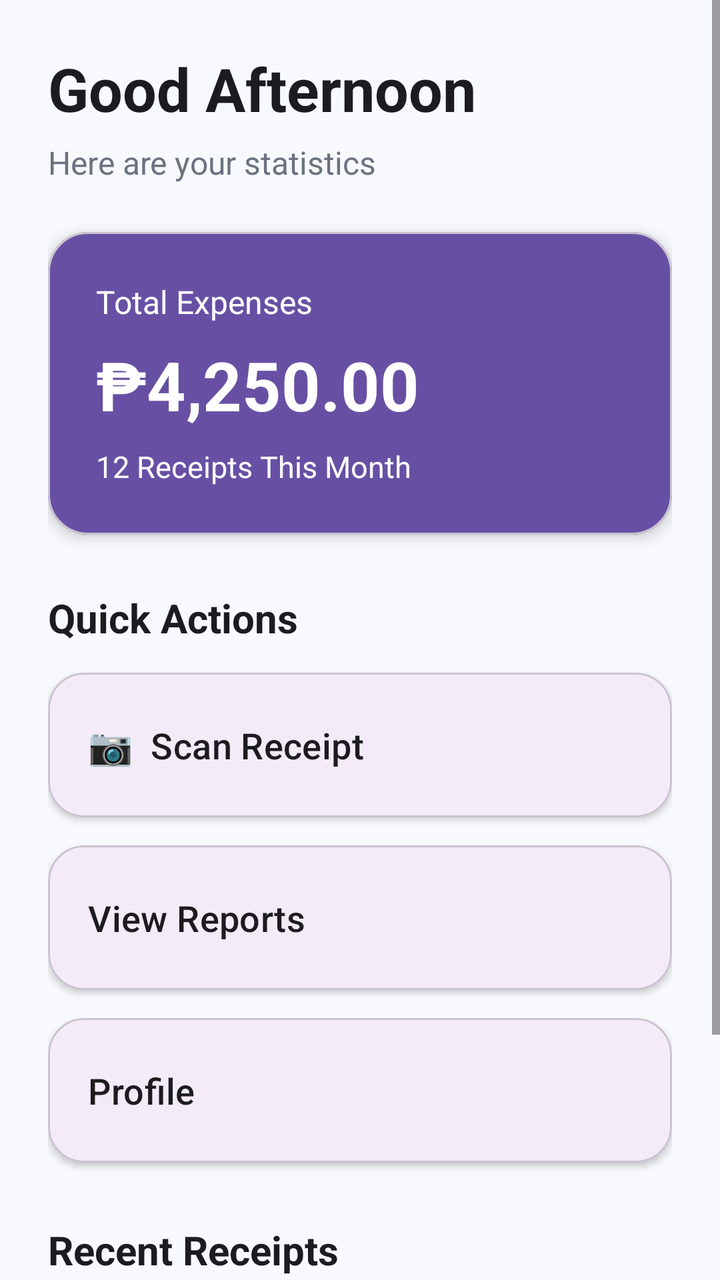
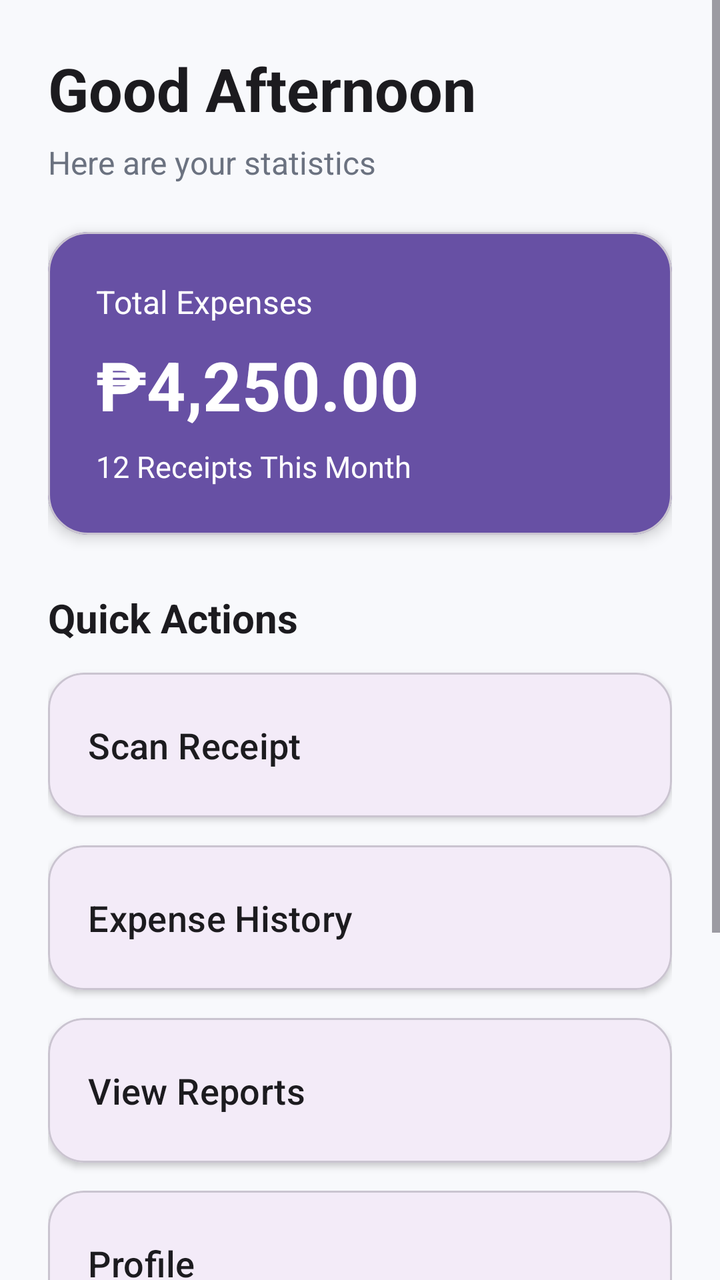

Before-and-after screenshots of an Android layout around one commit, followed by the original layout XML and the change that was made.
<!-- AndroidManifest.xml: application theme Theme.MOBDEVE_MCO -->
<!-- res/layout/dashboard_activity.xml -->
<?xml version="1.0" encoding="utf-8"?>
<ScrollView xmlns:android="http://schemas.android.com/apk/res/android"
    xmlns:app="http://schemas.android.com/apk/res-auto"
    android:layout_width="match_parent"
    android:layout_height="match_parent"
    android:background="@color/background">

    <LinearLayout
        android:layout_width="match_parent"
        android:layout_height="wrap_content"
        android:orientation="vertical"
        android:padding="24dp">

        

        <TextView
            android:layout_width="wrap_content"
            android:layout_height="wrap_content"
            android:text="Good Afternoon"
            android:textColor="@color/textPrimary"
            android:textSize="30sp"
            android:textStyle="bold" />

        <TextView
            android:layout_width="wrap_content"
            android:layout_height="wrap_content"
            android:text="Here are your statistics"
            android:textColor="@color/textSecondary"
            android:textSize="16sp"
            android:layout_marginTop="6dp"
            android:layout_marginBottom="24dp"/>

        

        <com.google.android.material.card.MaterialCardView
            android:layout_width="match_parent"
            android:layout_height="wrap_content"
            app:cardCornerRadius="20dp"
            app:cardElevation="4dp"
            app:cardBackgroundColor="@color/primary">

            <LinearLayout
                android:layout_width="match_parent"
                android:layout_height="wrap_content"
                android:orientation="vertical"
                android:padding="24dp">

                <TextView
                    android:layout_width="wrap_content"
                    android:layout_height="wrap_content"
                    android:text="Total Expenses"
                    android:textColor="@android:color/white"
                    android:textSize="16sp"/>

                <TextView
                    android:layout_width="wrap_content"
                    android:layout_height="wrap_content"
                    android:text="₱4,250.00"
                    android:textColor="@android:color/white"
                    android:textSize="34sp"
                    android:textStyle="bold"
                    android:layout_marginTop="8dp"/>

                <TextView
                    android:layout_width="wrap_content"
                    android:layout_height="wrap_content"
                    android:text="12 Receipts This Month"
                    android:textColor="@android:color/white"
                    android:textSize="15sp"
                    android:layout_marginTop="8dp"/>

            </LinearLayout>

        </com.google.android.material.card.MaterialCardView>

        

        <TextView
            android:layout_width="wrap_content"
            android:layout_height="wrap_content"
            android:text="Quick Actions"
            android:textSize="20sp"
            android:textStyle="bold"
            android:textColor="@color/textPrimary"
            android:layout_marginTop="28dp"
            android:layout_marginBottom="14dp"/>

        

        <com.google.android.material.card.MaterialCardView
            android:layout_width="match_parent"
            android:layout_height="wrap_content"
            android:layout_marginBottom="14dp"
            app:cardCornerRadius="18dp"
            app:cardElevation="2dp">

            <Button
                android:id="@+id/btnScanReceipt"
                android:layout_width="match_parent"
                android:layout_height="wrap_content"
                android:background="@android:color/transparent"
                android:padding="20dp"
                android:text="📷  Scan Receipt"
                android:textAlignment="viewStart"
                android:textAllCaps="false"
                android:textColor="@color/textPrimary"
                android:textSize="18sp"/>

        </com.google.android.material.card.MaterialCardView>

        

        <com.google.android.material.card.MaterialCardView
            android:layout_width="match_parent"
            android:layout_height="wrap_content"
            android:layout_marginBottom="14dp"
            app:cardCornerRadius="18dp"
            app:cardElevation="2dp">

            <Button
                android:id="@+id/btnReports"
                android:layout_width="match_parent"
                android:layout_height="wrap_content"
                android:background="@android:color/transparent"
                android:padding="20dp"
                android:text="View Reports"
                android:textAlignment="viewStart"
                android:textAllCaps="false"
                android:textColor="@color/textPrimary"
                android:textSize="18sp"/>

        </com.google.android.material.card.MaterialCardView>

        

        <com.google.android.material.card.MaterialCardView
            android:layout_width="match_parent"
            android:layout_height="wrap_content"
            app:cardCornerRadius="18dp"
            app:cardElevation="2dp">

            <Button
                android:id="@+id/btnProfile"
                android:layout_width="match_parent"
                android:layout_height="wrap_content"
                android:background="@android:color/transparent"
                android:padding="20dp"
                android:text="Profile"
                android:textAlignment="viewStart"
                android:textAllCaps="false"
                android:textColor="@color/textPrimary"
                android:textSize="18sp"/>

        </com.google.android.material.card.MaterialCardView>

        

        <TextView
            android:layout_width="wrap_content"
            android:layout_height="wrap_content"
            android:text="Recent Receipts"
            android:textColor="@color/textPrimary"
            android:textSize="20sp"
            android:textStyle="bold"
            android:layout_marginTop="30dp"
            android:layout_marginBottom="12dp"/>

        <com.google.android.material.card.MaterialCardView
            android:layout_width="match_parent"
            android:layout_height="wrap_content"
            app:cardCornerRadius="16dp"
            app:cardElevation="2dp">

            <LinearLayout
                android:layout_width="match_parent"
                android:layout_height="wrap_content"
                android:orientation="vertical"
                android:padding="18dp">

                <TextView
                    android:layout_width="wrap_content"
                    android:layout_height="wrap_content"
                    android:text="Jollibee"
                    android:textStyle="bold"
                    android:textSize="18sp"/>

                <TextView
                    android:layout_width="wrap_content"
                    android:layout_height="wrap_content"
                    android:text="Food • Today"
                    android:textColor="@color/textSecondary"
                    android:layout_marginTop="4dp"/>

                <TextView
                    android:layout_width="wrap_content"
                    android:layout_height="wrap_content"
                    android:text="₱250.00"
                    android:textStyle="bold"
                    android:textSize="18sp"
                    android:layout_marginTop="10dp"/>

            </LinearLayout>

        </com.google.android.material.card.MaterialCardView>

    </LinearLayout>

</ScrollView>
<!-- resources referenced by this layout -->
<resources>
  <color name="background">#F8F9FC</color>
  <color name="primary">#6750A4</color>
  <color name="textPrimary">#1C1B1F</color>
  <color name="textSecondary">#6B7280</color>
  <style name="Theme.MOBDEVE_MCO" parent="Base.Theme.MOBDEVE_MCO" />
  <style name="Base.Theme.MOBDEVE_MCO" parent="Theme.Material3.DayNight.NoActionBar">
          
          
      </style>
</resources>

<!-- the commit's change to res/layout/dashboard_activity.xml (unified diff, before → after) -->
@@ -11,8 +11,6 @@
         android:orientation="vertical"
         android:padding="24dp">
 
-        
-
         <TextView
             android:layout_width="wrap_content"
             android:layout_height="wrap_content"
@@ -24,20 +22,19 @@
         <TextView
             android:layout_width="wrap_content"
             android:layout_height="wrap_content"
+            android:layout_marginTop="6dp"
+            android:layout_marginBottom="24dp"
             android:text="Here are your statistics"
             android:textColor="@color/textSecondary"
-            android:textSize="16sp"
-            android:layout_marginTop="6dp"
-            android:layout_marginBottom="24dp"/>
+            android:textSize="16sp" />
 
         
-
-        <com.google.android.material.card.MaterialCardView
-            android:layout_width="match_parent"
-            android:layout_height="wrap_content"
+        <com.google.android.material.card.MaterialCardView
+            android:layout_width="match_parent"
+            android:layout_height="wrap_content"
+            app:cardBackgroundColor="@color/primary"
             app:cardCornerRadius="20dp"
-            app:cardElevation="4dp"
-            app:cardBackgroundColor="@color/primary">
+            app:cardElevation="4dp">
 
             <LinearLayout
                 android:layout_width="match_parent"
@@ -50,42 +47,36 @@
                     android:layout_height="wrap_content"
                     android:text="Total Expenses"
                     android:textColor="@android:color/white"
-                    android:textSize="16sp"/>
-
-                <TextView
-                    android:layout_width="wrap_content"
-                    android:layout_height="wrap_content"
-                    android:text="₱4,250.00"
+                    android:textSize="16sp" />
+
+                <TextView
+                    android:layout_width="wrap_content"
+                    android:layout_height="wrap_content"
+                    android:layout_marginTop="8dp"
+                    android:text="&#8369;4,250.00"
                     android:textColor="@android:color/white"
                     android:textSize="34sp"
-                    android:textStyle="bold"
-                    android:layout_marginTop="8dp"/>
-
-                <TextView
-                    android:layout_width="wrap_content"
-                    android:layout_height="wrap_content"
+                    android:textStyle="bold" />
+
+                <TextView
+                    android:layout_width="wrap_content"
+                    android:layout_height="wrap_content"
+                    android:layout_marginTop="8dp"
                     android:text="12 Receipts This Month"
                     android:textColor="@android:color/white"
-                    android:textSize="15sp"
-                    android:layout_marginTop="8dp"/>
-
+                    android:textSize="15sp" />
             </LinearLayout>
-
-        </com.google.android.material.card.MaterialCardView>
-
-        
-
-        <TextView
-            android:layout_width="wrap_content"
-            android:layout_height="wrap_content"
+        </com.google.android.material.card.MaterialCardView>
+
+        <TextView
+            android:layout_width="wrap_content"
+            android:layout_height="wrap_content"
+            android:layout_marginTop="28dp"
+            android:layout_marginBottom="14dp"
             android:text="Quick Actions"
+            android:textColor="@color/textPrimary"
             android:textSize="20sp"
-            android:textStyle="bold"
-            android:textColor="@color/textPrimary"
-            android:layout_marginTop="28dp"
-            android:layout_marginBottom="14dp"/>
-
-        
+            android:textStyle="bold" />
 
         <com.google.android.material.card.MaterialCardView
             android:layout_width="match_parent"
@@ -100,15 +91,32 @@
                 android:layout_height="wrap_content"
                 android:background="@android:color/transparent"
                 android:padding="20dp"
-                android:text="📷  Scan Receipt"
-                android:textAlignment="viewStart"
-                android:textAllCaps="false"
-                android:textColor="@color/textPrimary"
-                android:textSize="18sp"/>
-
-        </com.google.android.material.card.MaterialCardView>
-
-        
+                android:text="Scan Receipt"
+                android:textAlignment="viewStart"
+                android:textAllCaps="false"
+                android:textColor="@color/textPrimary"
+                android:textSize="18sp" />
+        </com.google.android.material.card.MaterialCardView>
+
+        <com.google.android.material.card.MaterialCardView
+            android:layout_width="match_parent"
+            android:layout_height="wrap_content"
+            android:layout_marginBottom="14dp"
+            app:cardCornerRadius="18dp"
+            app:cardElevation="2dp">
+
+            <Button
+                android:id="@+id/btnExpenseHistory"
+                android:layout_width="match_parent"
+                android:layout_height="wrap_content"
+                android:background="@android:color/transparent"
+                android:padding="20dp"
+                android:text="Expense History"
+                android:textAlignment="viewStart"
+                android:textAllCaps="false"
+                android:textColor="@color/textPrimary"
+                android:textSize="18sp" />
+        </com.google.android.material.card.MaterialCardView>
 
         <com.google.android.material.card.MaterialCardView
             android:layout_width="match_parent"
@@ -127,11 +135,8 @@
                 android:textAlignment="viewStart"
                 android:textAllCaps="false"
                 android:textColor="@color/textPrimary"
-                android:textSize="18sp"/>
-
-        </com.google.android.material.card.MaterialCardView>
-
-        
+                android:textSize="18sp" />
+        </com.google.android.material.card.MaterialCardView>
 
         <com.google.android.material.card.MaterialCardView
             android:layout_width="match_parent"
@@ -149,22 +154,20 @@
                 android:textAlignment="viewStart"
                 android:textAllCaps="false"
                 android:textColor="@color/textPrimary"
-                android:textSize="18sp"/>
-
-        </com.google.android.material.card.MaterialCardView>
-
-        
-
-        <TextView
-            android:layout_width="wrap_content"
-            android:layout_height="wrap_content"
+                android:textSize="18sp" />
+        </com.google.android.material.card.MaterialCardView>
+
+        <TextView
+            android:layout_width="wrap_content"
+            android:layout_height="wrap_content"
+            android:layout_marginTop="30dp"
+            android:layout_marginBottom="12dp"
             android:text="Recent Receipts"
             android:textColor="@color/textPrimary"
             android:textSize="20sp"
-            android:textStyle="bold"
-            android:layout_marginTop="30dp"
-            android:layout_marginBottom="12dp"/>
-
+            android:textStyle="bold" />
+
+        
         <com.google.android.material.card.MaterialCardView
             android:layout_width="match_parent"
             android:layout_height="wrap_content"
@@ -181,28 +184,24 @@
                     android:layout_width="wrap_content"
                     android:layout_height="wrap_content"
                     android:text="Jollibee"
-                    android:textStyle="bold"
-                    android:textSize="18sp"/>
-
-                <TextView
-                    android:layout_width="wrap_content"
-                    android:layout_height="wrap_content"
-                    android:text="Food • Today"
-                    android:textColor="@color/textSecondary"
-                    android:layout_marginTop="4dp"/>
-
-                <TextView
-                    android:layout_width="wrap_content"
-                    android:layout_height="wrap_content"
-                    android:text="₱250.00"
-                    android:textStyle="bold"
                     android:textSize="18sp"
-                    android:layout_marginTop="10dp"/>
-
+                    android:textStyle="bold" />
+
+                <TextView
+                    android:layout_width="wrap_content"
+                    android:layout_height="wrap_content"
+                    android:layout_marginTop="4dp"
+                    android:text="Food - Today"
+                    android:textColor="@color/textSecondary" />
+
+                <TextView
+                    android:layout_width="wrap_content"
+                    android:layout_height="wrap_content"
+                    android:layout_marginTop="10dp"
+                    android:text="&#8369;250.00"
+                    android:textSize="18sp"
+                    android:textStyle="bold" />
             </LinearLayout>
-
-        </com.google.android.material.card.MaterialCardView>
-
+        </com.google.android.material.card.MaterialCardView>
     </LinearLayout>
-
 </ScrollView>
